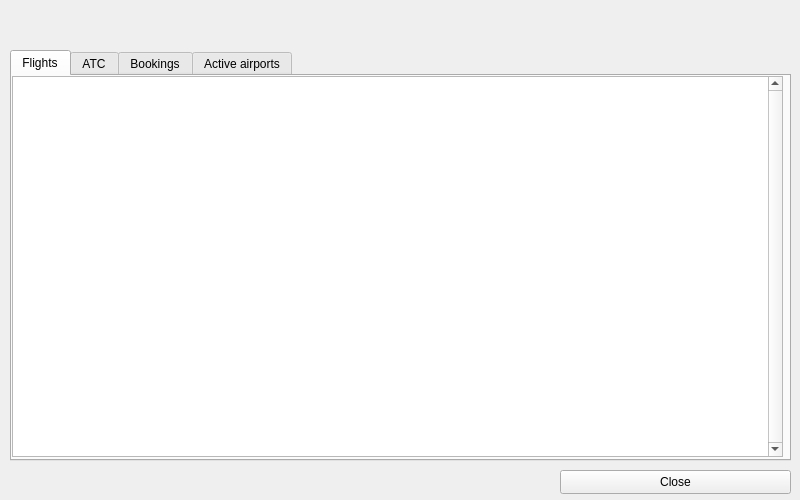
Qt form source/ui/windows/firdetailswindow.ui (Vatsinator/vatsinator-legacy) before a commit.
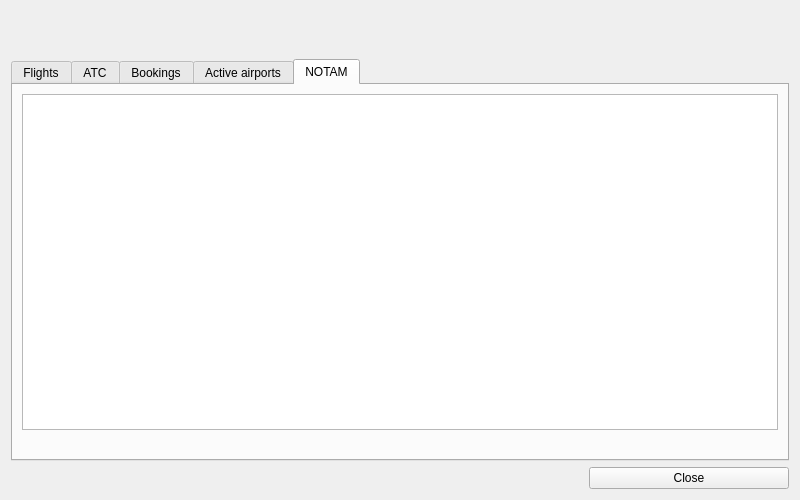
The same form after that commit. The open tabs and pages were chosen to show the change. Icons and pictures are not drawn. Custom widgets are drawn as their Qt base class.

Commit message: Added NOTAM tab in FirDetailsWindow Handling of double-clicks on NOTAMs

The edit to the form file:
```diff
--- a/source/ui/windows/firdetailswindow.ui
+++ b/source/ui/windows/firdetailswindow.ui
@@ -35,15 +35,8 @@
    <iconset resource="../resources/imgs.qrc">
     <normaloff>:/mainIcon/icon.png</normaloff>:/mainIcon/icon.png</iconset>
   </property>
-  <widget class="QWidget" name="layoutWidget">
-   <property name="geometry">
-    <rect>
-     <x>20</x>
-     <y>5</y>
-     <width>761</width>
-     <height>45</height>
-    </rect>
-   </property>
+  <layout class="QVBoxLayout" name="verticalLayout_2">
+   <item>
    <layout class="QVBoxLayout" name="verticalLayout">
     <item>
      <widget class="QLabel" name="ICAOLabel">
@@ -65,16 +58,9 @@
      </widget>
     </item>
    </layout>
-  </widget>
+   </item>
+   <item>
   <widget class="QTabWidget" name="FirInfoTab">
-   <property name="geometry">
-    <rect>
-     <x>10</x>
-     <y>50</y>
-     <width>781</width>
-     <height>411</height>
-    </rect>
-   </property>
    <property name="currentIndex">
     <number>0</number>
    </property>
@@ -327,20 +313,87 @@
      </attribute>
     </widget>
    </widget>
-  </widget>
+     <widget class="QWidget" name="NotamTab">
+      <attribute name="title">
+       <string>NOTAM</string>
+      </attribute>
+      <layout class="QVBoxLayout" name="verticalLayout_3">
+       <item>
+        <widget class="DelayedModelTableView" name="NotamTableView">
+         <property name="selectionMode">
+          <enum>QAbstractItemView::SingleSelection</enum>
+         </property>
+         <property name="selectionBehavior">
+          <enum>QAbstractItemView::SelectRows</enum>
+         </property>
+         <property name="showGrid">
+          <bool>false</bool>
+         </property>
+         <property name="gridStyle">
+          <enum>Qt::NoPen</enum>
+         </property>
+         <property name="cornerButtonEnabled">
+          <bool>false</bool>
+         </property>
+         <attribute name="horizontalHeaderVisible">
+          <bool>false</bool>
+         </attribute>
+         <attribute name="horizontalHeaderStretchLastSection">
+          <bool>true</bool>
+         </attribute>
+         <attribute name="verticalHeaderVisible">
+          <bool>false</bool>
+         </attribute>
+         <attribute name="verticalHeaderDefaultSectionSize">
+          <number>20</number>
+         </attribute>
+        </widget>
+       </item>
+       <item>
+        <widget class="QLabel" name="NotamProviderInfoLabel">
+         <property name="text">
+          <string notr="true"/>
+         </property>
+         <property name="alignment">
+          <set>Qt::AlignRight|Qt::AlignTrailing|Qt::AlignVCenter</set>
+         </property>
+        </widget>
+       </item>
+      </layout>
+     </widget>
+    </widget>
+   </item>
+   <item>
+    <layout class="QHBoxLayout" name="horizontalLayout">
+     <item>
+      <spacer name="horizontalSpacer">
+       <property name="orientation">
+        <enum>Qt::Horizontal</enum>
+       </property>
+       <property name="sizeHint" stdset="0">
+        <size>
+         <width>40</width>
+         <height>20</height>
+        </size>
+       </property>
+      </spacer>
+     </item>
+     <item>
   <widget class="QPushButton" name="CloseButton">
-   <property name="geometry">
-    <rect>
-     <x>560</x>
-     <y>470</y>
-     <width>231</width>
-     <height>24</height>
-    </rect>
+       <property name="minimumSize">
+        <size>
+         <width>200</width>
+         <height>0</height>
+        </size>
    </property>
    <property name="text">
     <string>Close</string>
    </property>
   </widget>
+     </item>
+    </layout>
+   </item>
+  </layout>
  </widget>
  <customwidgets>
   <customwidget>
@@ -353,6 +406,11 @@
    <extends>QTableView</extends>
    <header>ui/views/controllertableview.h</header>
   </customwidget>
+  <customwidget>
+   <class>DelayedModelTableView</class>
+   <extends>QTableView</extends>
+   <header>ui/views/delayedmodeltableview.h</header>
+  </customwidget>
   <customwidget>
    <class>AirportTableView</class>
    <extends>QTableView</extends>
```
Lines whose indentation alone changed are shown as unchanged. The commit also changes 7 other files.
